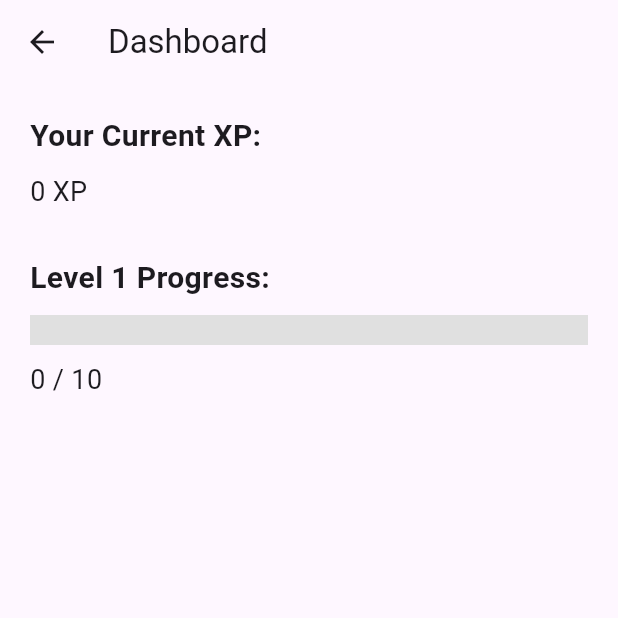
After one commit to JhoerenYutiampo/LingoMasterRepoSpeech, a Flutter app: the DashboardScreen screen opened directly, on a phone screen of 412 x 824 dp, the top half of it. The commit adds this screen. Run offline on Flutter 3.47's test engine with Material 3 defaults, Android fonts, the phone set to English and light mode, and no system bars; our stand-ins replace cloud_firestore, firebase_auth, firebase_core, firebase_storage, google_nav_bar, image_picker and 4 more; missing offline and left inert: gallery_picker, google_mlkit_text_recognition, string_similarity; accounts and stored records are empty.

Commit message:
Primitive Dashboard, fixes, and improvements
Added a very primitive(prototype) dashboard. Fixed some issues. Heavily modified sign up to accommodate username, exp, and level progress values. Modifying the sign up resulted in the DB to record encrypted values as document names for users rather than their emails.

```diff
--- /dev/null
+++ b/lingomaster_final/lib/screens/dashboard_screen.dart
@@ -0,0 +1,87 @@
+import 'package:flutter/material.dart';
+import 'package:cloud_firestore/cloud_firestore.dart';
+import 'package:firebase_auth/firebase_auth.dart';
+
+class DashboardScreen extends StatefulWidget {
+  const DashboardScreen({Key? key}) : super(key: key);
+
+  @override
+  _DashboardScreenState createState() => _DashboardScreenState();
+}
+
+class _DashboardScreenState extends State<DashboardScreen> {
+  int currentXP = 0;
+  int lvl1Prog = 0;
+  final int totalQuestions = 10; // Level 1 has 10 questions
+
+  @override
+  void initState() {
+    super.initState();
+    fetchUserData();
+  }
+
+  // Fetch user data from Firestore
+  void fetchUserData() async {
+    User? user = FirebaseAuth.instance.currentUser;
+    if (user != null) {
+      var userDoc = await FirebaseFirestore.instance
+          .collection('users')
+          .doc(user.uid)
+          .get();
+
+      if (userDoc.exists) {
+        setState(() {
+          currentXP = userDoc['exp'] ?? 0;
+          lvl1Prog = userDoc['lvl1Prog'] ?? 0;
+        });
+      }
+    }
+  }
+
+  @override
+  Widget build(BuildContext context) {
+    double progress = lvl1Prog / totalQuestions;
+
+    return Scaffold(
+      appBar: AppBar(
+        title: const Text("Dashboard"),
+      ),
+      body: Padding(
+        padding: const EdgeInsets.all(20.0),
+        child: Column(
+          crossAxisAlignment: CrossAxisAlignment.start,
+          children: [
+            const Text(
+              "Your Current XP:",
+              style: TextStyle(fontSize: 20, fontWeight: FontWeight.bold),
+            ),
+            const SizedBox(height: 10),
+            Text(
+              "$currentXP XP",
+              style: const TextStyle(fontSize: 18),
+            ),
+            const SizedBox(height: 30),
+            const Text(
+              "Level 1 Progress:",
+              style: TextStyle(fontSize: 20, fontWeight: FontWeight.bold),
+            ),
+            const SizedBox(height: 10),
+            // Progress bar
+            LinearProgressIndicator(
+              value: progress,
+              backgroundColor: Colors.grey[300],
+              valueColor: const AlwaysStoppedAnimation<Color>(Colors.blue),
+              minHeight: 20,
+            ),
+            const SizedBox(height: 10),
+            // Display progress text (e.g., 5/10)
+            Text(
+              "$lvl1Prog / $totalQuestions",
+              style: const TextStyle(fontSize: 18),
+            ),
+          ],
+        ),
+      ),
+    );
+  }
+}
--- a/lingomaster_final/lib/screens/home_page.dart
+++ b/lingomaster_final/lib/screens/home_page.dart
@@ -93,6 +93,8 @@ class _HomePageState extends State<HomePage> {
 }
 
 class HomeScreen extends StatelessWidget {
+  const HomeScreen({super.key});
+
   @override
   Widget build(BuildContext context) {
     return SingleChildScrollView(
--- a/lingomaster_final/lib/screens/home_screen.dart
+++ b/lingomaster_final/lib/screens/home_screen.dart
@@ -1,5 +1,4 @@
 import 'package:firebase_auth/firebase_auth.dart';
-import 'package:firebase_core/firebase_core.dart';
 import 'package:flutter/material.dart';
 import 'package:lingomaster_final/screens/signin_screen.dart';
 
--- a/lingomaster_final/lib/screens/letters.dart
+++ b/lingomaster_final/lib/screens/letters.dart
@@ -7,6 +7,8 @@ import 'package:permission_handler/permission_handler.dart';
 import 'package:shared_preferences/shared_preferences.dart';
 
 class Letters extends StatefulWidget {
+  const Letters({super.key});
+
   @override
   State<Letters> createState() => _LettersState();
 }
@@ -136,15 +138,11 @@ class _LettersState extends State<Letters> {
             if (media != null && media.isNotEmpty) {
               var data = await media.first.getFile();
               print("Media file data: $data");
-              if (data != null) {
               setState(() {
                 selectedMedia = data;
                 print("Media file selected: ${selectedMedia!.path}");
               });
               _checkCorrectness();
-              } else {
-                print("Failed to get file from media picker");
-              }
                         } else {
               print("No media selected");
             }
--- a/lingomaster_final/lib/screens/profile.dart
+++ b/lingomaster_final/lib/screens/profile.dart
@@ -15,7 +15,7 @@ class AppUser {
 }
 
 class ProfilePage extends StatefulWidget {
-  const ProfilePage({Key? key}) : super(key: key);
+  const ProfilePage({super.key});
 
   @override
   State<ProfilePage> createState() => _ProfilePageState();
--- a/lingomaster_final/lib/screens/question.dart
+++ b/lingomaster_final/lib/screens/question.dart
@@ -1,13 +1,12 @@
 import 'package:cloud_firestore/cloud_firestore.dart';
 import 'package:flutter/material.dart';
-import 'package:lingomaster_final/main.dart';
 import 'package:lingomaster_final/screens/home_page.dart';
 import 'package:lingomaster_final/service/database.dart';
 import 'package:lingomaster_final/screens/speech_card.dart';
 
 class Question extends StatefulWidget {
   final String category;
-  Question({required this.category});
+  const Question({super.key, required this.category});
 
   @override
   State<Question> createState() => _QuestionState();
--- a/lingomaster_final/lib/screens/signin_screen.dart
+++ b/lingomaster_final/lib/screens/signin_screen.dart
@@ -4,6 +4,7 @@ import 'package:lingomaster_final/reusable__widgets/reusable%20widget.dart';
 import 'package:lingomaster_final/screens/home_page.dart';
 import 'package:lingomaster_final/screens/signup_screen.dart';
 import 'package:lingomaster_final/utlis/color_utils.dart';
+import 'package:lingomaster_final/screens/dashboard_screen.dart';
 
 class SignInScreen extends StatefulWidget {
   const SignInScreen({super.key});
@@ -66,7 +67,7 @@ class _SignInScreenState extends State<SignInScreen> {
                     print("Signed In Successfully");
                     Navigator.push(
                       context,
-                      MaterialPageRoute(builder: (context) => HomePage()),
+                      MaterialPageRoute(builder: (context) => DashboardScreen()),
                     );
                   } on FirebaseAuthException catch (e) {
                     setState(() {
--- a/lingomaster_final/lib/screens/speech_card.dart
+++ b/lingomaster_final/lib/screens/speech_card.dart
@@ -7,7 +7,7 @@ import 'package:string_similarity/string_similarity.dart';
 
 class SpeechCard extends StatefulWidget {
   final String category;
-  SpeechCard({required this.category});
+  const SpeechCard({super.key, required this.category});
 
   @override
   State<SpeechCard> createState() => _SpeechCardState();
--- a/lingomaster_final/lib/screens/speech_recog.dart
+++ b/lingomaster_final/lib/screens/speech_recog.dart
@@ -7,7 +7,7 @@ import 'package:string_similarity/string_similarity.dart';
 
 class SpeechCard extends StatefulWidget {
   final String category;
-  SpeechCard({required this.category});
+  const SpeechCard({super.key, required this.category});
 
   @override
   State<SpeechCard> createState() => _SpeechCardState();
--- a/lingomaster_final/lib/service/database.dart
+++ b/lingomaster_final/lib/service/database.dart
@@ -14,7 +14,7 @@ class DatabaseMethods {
   }
 
   Future<Stream<QuerySnapshot>> getCategoryQuiz(String category) async {
-    return await FirebaseFirestore.instance.collection(category).snapshots();
+    return FirebaseFirestore.instance.collection(category).snapshots();
   }
 
   Future<void> addExpToUser(int exp) async {
```
Also changed, not shown: lingomaster_final/lib/Admin/add_quiz.dart (+6 -6 lines), lingomaster_final/lib/Admin/admin_login.dart (+6 -5 lines), lingomaster_final/lib/main.dart (+0 -8 lines), lingomaster_final/lib/screens/signup_screen.dart (+20 -7 lines). Lines whose indentation alone changed are shown as unchanged.
